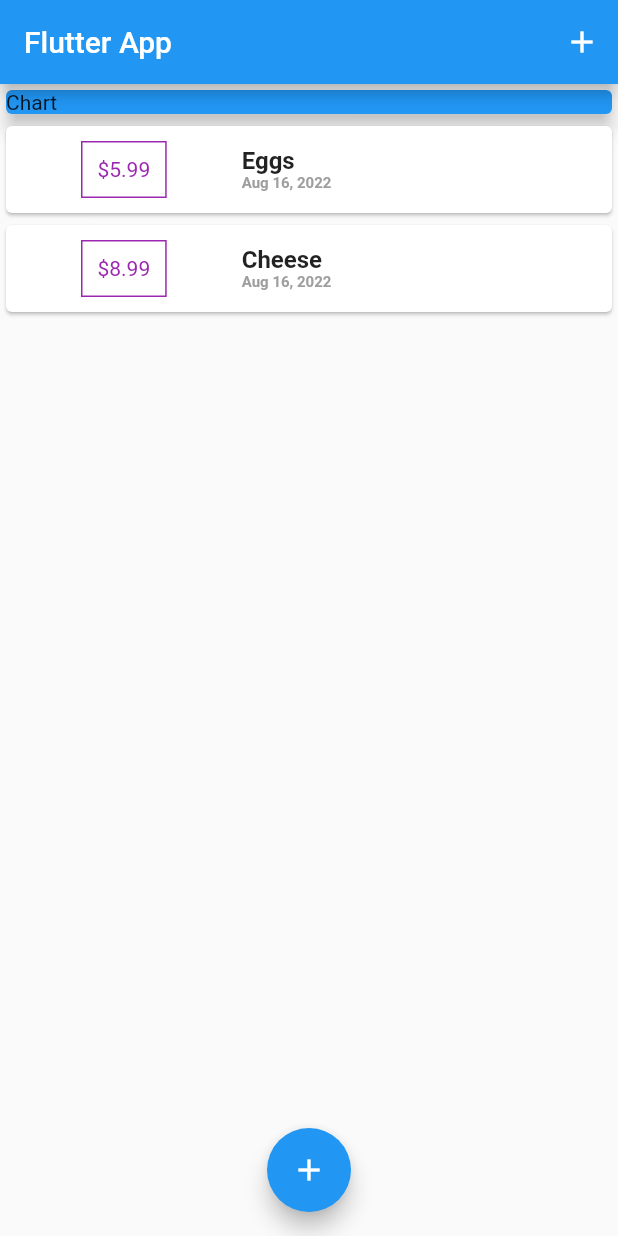
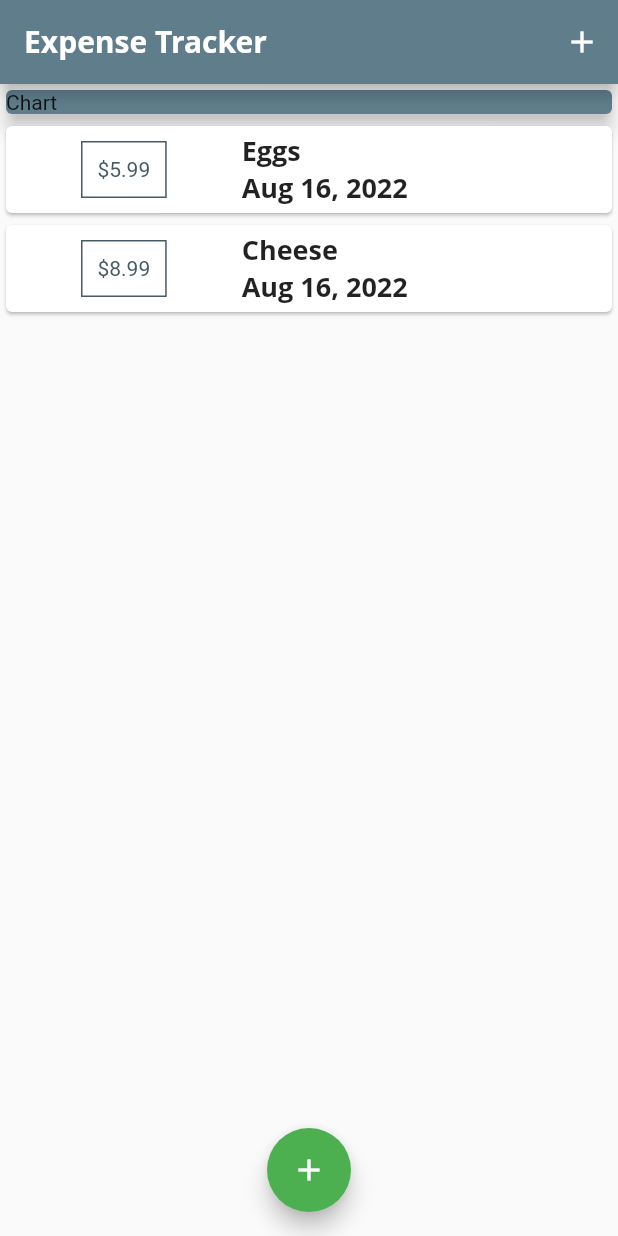
Before and after one commit to andrewdelmar87/expense_app, a Flutter app: the screen it shows after launch, on a phone screen of 412 x 824 dp. Run offline on Flutter 3.47's test engine with Material 2 defaults, Android fonts, the phone set to English and light mode, and no system bars; Roboto replaces fonts that are missing (Open Sans).

Commit message:
Styling - colors & font

```diff
--- a/lib/main.dart
+++ b/lib/main.dart
@@ -15,7 +15,25 @@ class MyApp extends StatelessWidget {
   Widget build(BuildContext context) {
     return MaterialApp(
       debugShowCheckedModeBanner: false,
-      title: 'Flutter App',
+      title: 'Expense Tracker',
+      theme: ThemeData(
+        primarySwatch: Colors.blueGrey,
+        accentColor: Colors.green,
+        fontFamily: 'Quicksand',
+        textTheme: ThemeData.light().textTheme.copyWith(
+              headline6: TextStyle(
+                  fontFamily: 'OpenSans',
+                  fontWeight: FontWeight.bold,
+                  fontSize: 18),
+            ),
+        appBarTheme: AppBarTheme(
+          titleTextStyle: TextStyle(
+            fontFamily: 'OpenSans',
+            fontSize: 20,
+            fontWeight: FontWeight.bold,
+          ),
+        ),
+      ),
       home: MyHomePage(),
     );
   }
@@ -27,11 +45,6 @@ class MyHomePage extends StatefulWidget {
 }
 
 class _MyHomePageState extends State<MyHomePage> {
-  // String titleInput;
-  // final titleController = TextEditingController();
-
-  // final amountController = TextEditingController();
-
   final List<Transaction> _userTransactions = [
     Transaction(
       id: 't1',
@@ -77,7 +90,10 @@ class _MyHomePageState extends State<MyHomePage> {
   Widget build(BuildContext context) {
     return Scaffold(
       appBar: AppBar(
-        title: Text('Flutter App'),
+        title: Text(
+          'Expense Tracker',
+          style: TextStyle(fontFamily: 'Open Sans'),
+        ),
         actions: <Widget>[
           IconButton(
             icon: Icon(Icons.add),
@@ -93,7 +109,7 @@ class _MyHomePageState extends State<MyHomePage> {
               Container(
                 width: double.infinity,
                 child: Card(
-                  color: Colors.blue,
+                  color: Theme.of(context).primaryColor,
                   child: Text('Chart'),
                   elevation: 5,
                 ),
--- a/lib/widgets/transaction_list.dart
+++ b/lib/widgets/transaction_list.dart
@@ -29,7 +29,7 @@ class TransactionList extends StatelessWidget {
                   ),
                   decoration: BoxDecoration(
                     border: Border.all(
-                      color: Colors.purple,
+                      color: Theme.of(context).primaryColorDark,
                       width: 1,
                     ),
                   ),
@@ -37,7 +37,7 @@ class TransactionList extends StatelessWidget {
                   child: Text(
                     '\$${transactions[index].amount.toStringAsFixed(2)}',
                     style: TextStyle(
-                      color: Colors.purple,
+                      color: Theme.of(context).primaryColorDark,
                     ),
                   ),
                 ),
@@ -46,16 +46,11 @@ class TransactionList extends StatelessWidget {
                   children: <Widget>[
                     Text(
                       transactions[index].title,
-                      style:
-                          TextStyle(fontSize: 16, fontWeight: FontWeight.bold),
+                      style: Theme.of(context).textTheme.headline6,
                     ),
                     Text(
                       DateFormat.yMMMd().format(transactions[index].date),
-                      style: TextStyle(
-                        fontWeight: FontWeight.bold,
-                        fontSize: 10,
-                        color: Colors.grey,
-                      ),
+                      style: Theme.of(context).textTheme.headline6,
                     ),
                   ],
                 ),
```
Also changed, not shown: pubspec.yaml (+12 -6 lines), assets/fonts/OpenSans-Bold.ttf (added), assets/fonts/OpenSans-Regular.ttf (added), assets/fonts/Quicksand-Bold.ttf (added), assets/fonts/Quicksand-Light.ttf (added), assets/fonts/Quicksand-Medium.ttf (added), assets/fonts/Quicksand-Regular.ttf (added).
